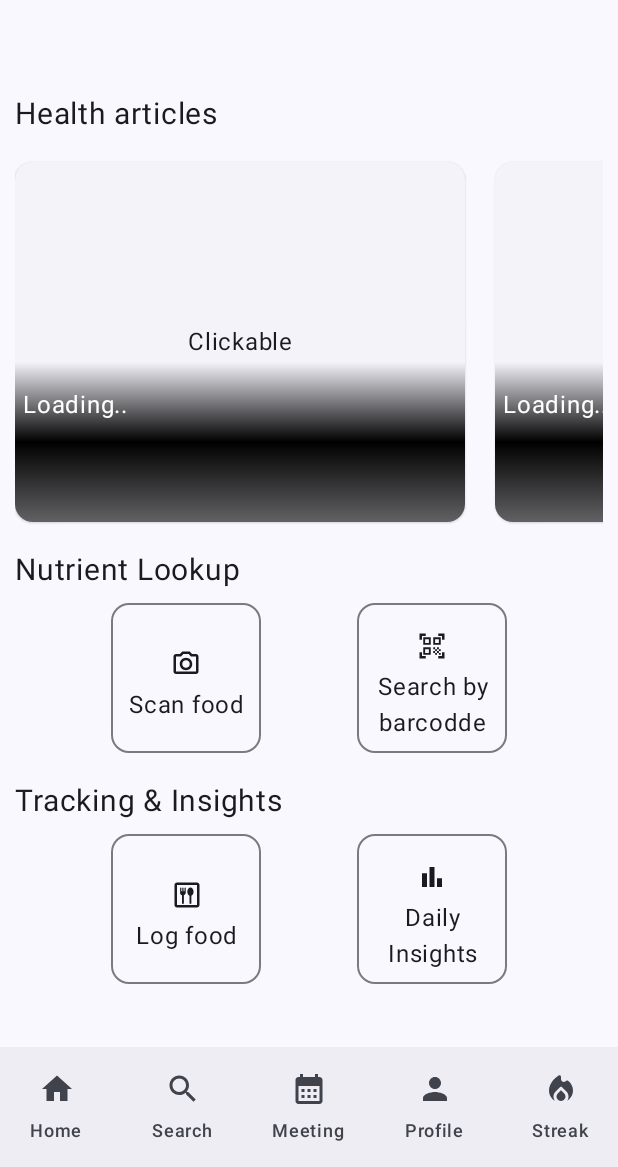
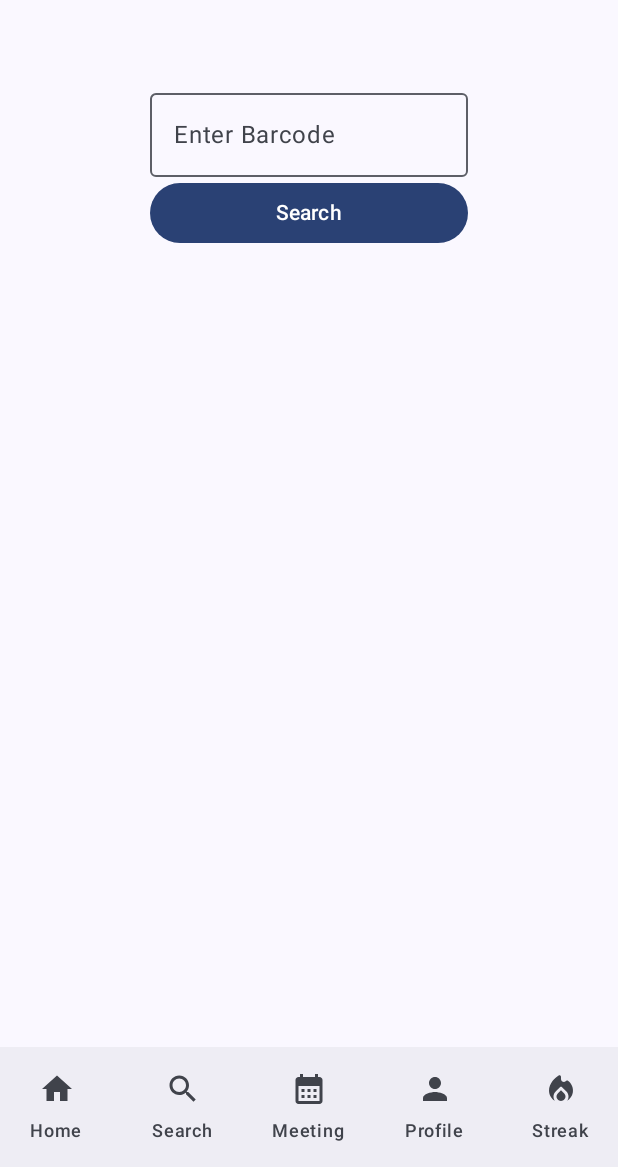
Before and after one commit to nasacode1/GlowBridge, an Android app built with Jetpack Compose: the HomePage screen opened through its navigation route, after a tap on "Search by barcodde", on a phone screen of 412 x 824 dp, the part 69-1236 px from its top. Run offline under Robolectric (Android 15) with nearby library versions, the phone set to English and light mode, and no system bars; pictures from the network do not load.

Commit message:
fix: Bug fixes on product lookup via barcode input

```diff
--- a/app/src/main/java/com/example/glowbridge/network/OpenFoodFactsApi.kt
+++ b/app/src/main/java/com/example/glowbridge/network/OpenFoodFactsApi.kt
@@ -1,10 +1,11 @@
 package com.example.glowbridge.network
 
 import com.example.glowbridge.data.model.ProductResponse
+import retrofit2.Response
 import retrofit2.http.GET
 import retrofit2.http.Path
 
 interface OpenFoodFactsApi {
     @GET("api/v0/product/{barcode}.json")
-    suspend fun getProduct(@Path("barcode") barcode: String): ProductResponse
+    suspend fun getProduct(@Path("barcode") barcode: String): Response<ProductResponse>
 }
--- a/app/src/main/java/com/example/glowbridge/network/RetrofitInstance.kt
+++ b/app/src/main/java/com/example/glowbridge/network/RetrofitInstance.kt
@@ -1,5 +1,6 @@
 package com.example.glowbridge.network
 
+import okhttp3.OkHttpClient
 import kotlin.lazy
 import retrofit2.Retrofit
 import retrofit2.converter.gson.GsonConverterFactory
@@ -8,8 +9,13 @@ object RetrofitInstance {
     private const val BASE_URL = "https://world.openfoodfacts.org/"
 
     val api: OpenFoodFactsApi by lazy {
+        val okHttpClient = OkHttpClient.Builder()
+            // Customize your client here, for example, adding timeouts, interceptors, etc.
+            .build()
+
         Retrofit.Builder()
             .baseUrl(BASE_URL)
+            .client(okHttpClient) // Explicitly passing the custom OkHttpClient
             .addConverterFactory(GsonConverterFactory.create())
             .build()
             .create(OpenFoodFactsApi::class.java)
--- a/app/src/main/java/com/example/glowbridge/ui/navigation/BottomNavItem.kt
+++ b/app/src/main/java/com/example/glowbridge/ui/navigation/BottomNavItem.kt
@@ -15,5 +15,4 @@ sealed class BottomNavItem(val route: String, val icon: ImageVector, val label:
     object Search : BottomNavItem("search", Icons.Default.Search, "Search")
     object Profile : BottomNavItem("profile", Icons.Default.Person, "Profile")
     object Streak : BottomNavItem("streak", Icons.Rounded.LocalFireDepartment, "Streak")
-
 }
--- a/app/src/main/java/com/example/glowbridge/ui/navigation/BottomNavigationBar.kt
+++ b/app/src/main/java/com/example/glowbridge/ui/navigation/BottomNavigationBar.kt
@@ -22,7 +22,6 @@ fun BottomNavigationBar(navController: NavController) {
             val currentRoute = navController.currentDestination?.route
         items.forEach { item ->
             NavigationBarItem(
-
                 icon = { Icon(item.icon, contentDescription = item.label)  },
                 label = { Text(item.label) },
                 selected = currentRoute == item.route, // Handle selection state dynamically
--- a/app/src/main/java/com/example/glowbridge/ui/navigation/NavGraph.kt
+++ b/app/src/main/java/com/example/glowbridge/ui/navigation/NavGraph.kt
@@ -1,13 +1,18 @@
 package com.example.glowbridge.ui.navigation
 
+import android.util.Log
 import androidx.compose.runtime.Composable
+import androidx.lifecycle.viewmodel.compose.viewModel
 import androidx.navigation.NavHostController
 import androidx.navigation.compose.NavHost
 import androidx.navigation.compose.composable
+import com.example.glowbridge.ProductSearchScreen
 import com.example.glowbridge.ui.screens.HomePage
 import com.example.glowbridge.ui.screens.LoginScreen
+import com.example.glowbridge.ui.screens.SearchByBarcodeScreen
 import com.example.glowbridge.ui.screens.Welcome
-import com.example.glowbridge.ui.screens.ProductSearchScreen
+import com.example.glowbridge.viewmodel.ProductSearchViewModel
+
 @Composable
 fun NavGraph(navController: NavHostController){
     NavHost(navController = navController,
@@ -31,18 +36,24 @@ fun NavGraph(navController: NavHostController){
 
         composable("HomePage"){
             HomePage(
-                onScanSuccess = {
-                    navController.navigate("search")
+                onSearchByBarcodeClick = {
+                    Log.e("NAVIGATION", "Navigating to SearchByBarcodeScreen")
+
+                    navController.navigate("SearchByBarcodeScreen")
                 }
             )
         }
 
-        composable("search") { ProductSearchScreen(
-        ) }
-        composable(BottomNavItem.Home.route) { HomePage(onScanSuccess = {
-            navController.navigate(("search"))
-        }) }
+        composable("SearchByBarcodeScreen"){ backStackEntry ->
+            Log.e("COMPOSE", "SearchByBarcodeScreen is composed")
+
+            val viewModel: ProductSearchViewModel = viewModel()
+
+            SearchByBarcodeScreen( viewModel
+            )
+        }
 
 
+        }
+
     }
-}
--- a/app/src/main/java/com/example/glowbridge/ui/screens/HomePage.kt
+++ b/app/src/main/java/com/example/glowbridge/ui/screens/HomePage.kt
@@ -70,7 +70,7 @@ import kotlinx.coroutines.withContext
 import org.jsoup.Jsoup
 
 @Composable
-fun HomePage(onScanSuccess: () -> Unit){
+fun HomePage(onSearchByBarcodeClick: () -> Unit){
     Column(
         modifier = Modifier
             .padding(10.dp, 110.dp),
@@ -81,7 +81,7 @@ fun HomePage(onScanSuccess: () -> Unit){
         Spacer(modifier = Modifier.size(20.dp))
         Text(text = "Nutrient Lookup", fontSize = 20.sp)
         Spacer(modifier = Modifier.size(10.dp))
-        nutrientLookupSection()
+        nutrientLookupSection(onSearchByBarcodeClick)
         Spacer(modifier = Modifier.size(20.dp))
         Text(text = "Tracking & Insights", fontSize = 20.sp)
         Spacer(modifier = Modifier.size(10.dp))
@@ -92,11 +92,7 @@ fun HomePage(onScanSuccess: () -> Unit){
             verticalAlignment = Alignment.Bottom,
             horizontalArrangement = Arrangement.SpaceEvenly
         ){
-            ScanFoodButton(
-                onClick = {
-                    onScanSuccess()
-                }
-            )
+            ScanFoodButton()
             LogFoodButton()
 //       SubmitButton()
         }
@@ -104,7 +100,7 @@ fun HomePage(onScanSuccess: () -> Unit){
 }
 
 @Composable
-fun nutrientLookupSection(){
+fun nutrientLookupSection(onSearchByBarcodeClick: () -> Unit){
     Row(modifier = Modifier.fillMaxWidth(),
         horizontalArrangement = Arrangement.SpaceEvenly){
         OutlinedCard(onClick = { /*TODO*/ }, modifier = Modifier.size(100.dp)) {
@@ -125,7 +121,7 @@ fun nutrientLookupSection(){
             }
         }
 
-        OutlinedCard(onClick = { /*TODO*/ }, modifier = Modifier.size(100.dp)) {
+        OutlinedCard(onClick = { onSearchByBarcodeClick() }, modifier = Modifier.size(100.dp)) {
             Box(
                 modifier = Modifier.size(100.dp),
                 contentAlignment = Alignment.Center
@@ -372,8 +368,8 @@ fun SimpleLazyRow(
 }
 
 @Composable
-fun ScanFoodButton(onClick: () -> Unit){
-    IconButton(onClick = {  onClick()}) {
+fun ScanFoodButton(){
+    IconButton(onClick = {  }) {
         Icon(imageVector = Icons.Filled.SoupKitchen, contentDescription = "Scan food", modifier = Modifier.size(50.dp))
     }
 }
--- /dev/null
+++ b/app/src/main/java/com/example/glowbridge/ui/screens/SearchByBarcodeScreen.kt
@@ -0,0 +1,54 @@
+package com.example.glowbridge.ui.screens
+
+import android.util.Log
+import androidx.compose.foundation.layout.*
+import androidx.compose.material3.*
+import androidx.compose.runtime.*
+import androidx.compose.ui.Modifier
+import androidx.compose.ui.unit.dp
+import androidx.lifecycle.viewmodel.compose.viewModel
+import com.example.glowbridge.viewmodel.ProductSearchViewModel
+
+@Composable
+fun SearchByBarcodeScreen(viewModel: ProductSearchViewModel) {
+    Log.d("DEBUG", "SearchByBarcodeScreen is composed")
+
+    val productState by viewModel.product.collectAsState(initial = null)
+    var barcode by remember { mutableStateOf("") }
+
+    Column(modifier = Modifier.padding(100.dp),
+        verticalArrangement = Arrangement.Center){
+        OutlinedTextField(
+            value = barcode,
+            onValueChange = {barcode = it },
+            label = { Text("Enter Barcode") }
+        )
+        Log.e("DEBUG", "Search Button Composable Loaded")
+
+        Button(
+            onClick = {
+                Log.e("DEBUG", "Button Clicked")
+                if(barcode.isNotBlank()){
+                    viewModel.searchProduct(barcode)
+                    Log.e("Api call", "api call was made")
+                } else {
+                    Log.e("empty barcode", "Barcode cannot be empty")
+                }
+            },
+            modifier = Modifier.fillMaxWidth()
+        ) {
+            Text("Search")
+        }
+
+        if(productState != null){
+            productState?.product?.let { product ->
+                Text("Product Name: ${product.product_name ?: "Unknown"}")
+                Text("Additives: ${product.additives ?: "Unknown"}")
+                Text("Sugars: ${product.sugars ?: "Unknown"}")
+                Text("Nutri-score: ${product.nutriscore_grade ?: "Unknown"}")
+                Log.e("productstate", product.product_name?: "unknown")
+            }
+        }
+
+    }
+}
--- a/app/src/main/java/com/example/glowbridge/ui/screens/Welcome.kt
+++ b/app/src/main/java/com/example/glowbridge/ui/screens/Welcome.kt
@@ -22,7 +22,6 @@ import com.example.glowbridge.R
 
 @Composable
 fun Welcome(onStartedSuccess: () -> Unit) {
-
     Column(
         modifier = Modifier
             .fillMaxSize()
@@ -30,14 +29,11 @@ fun Welcome(onStartedSuccess: () -> Unit) {
             .padding(),
         horizontalAlignment = Alignment.CenterHorizontally,
         verticalArrangement = Arrangement.Center
-
-
     ){
         Image(painter = painterResource(id = R.drawable.logo), contentDescription = "Logo", Modifier.size(350.dp))
-        GetStartedButton(onStartedSuccess = onStartedSuccess)
+        GetStartedButton(onStartedSuccess)
     }
 }
-
 
 @Composable
 fun GetStartedButton(onStartedSuccess: () -> Unit){
```
Also changed, not shown: app/src/main/java/com/example/glowbridge/data/repository/ProductRepository.kt (+20 -2 lines), app/src/main/java/com/example/glowbridge/ui/screens/ProductSearchScreen.kt (deleted, +0 -43 lines), app/src/main/java/com/example/glowbridge/viewmodel/ProductSearchViewModel.kt (+11 -2 lines).
